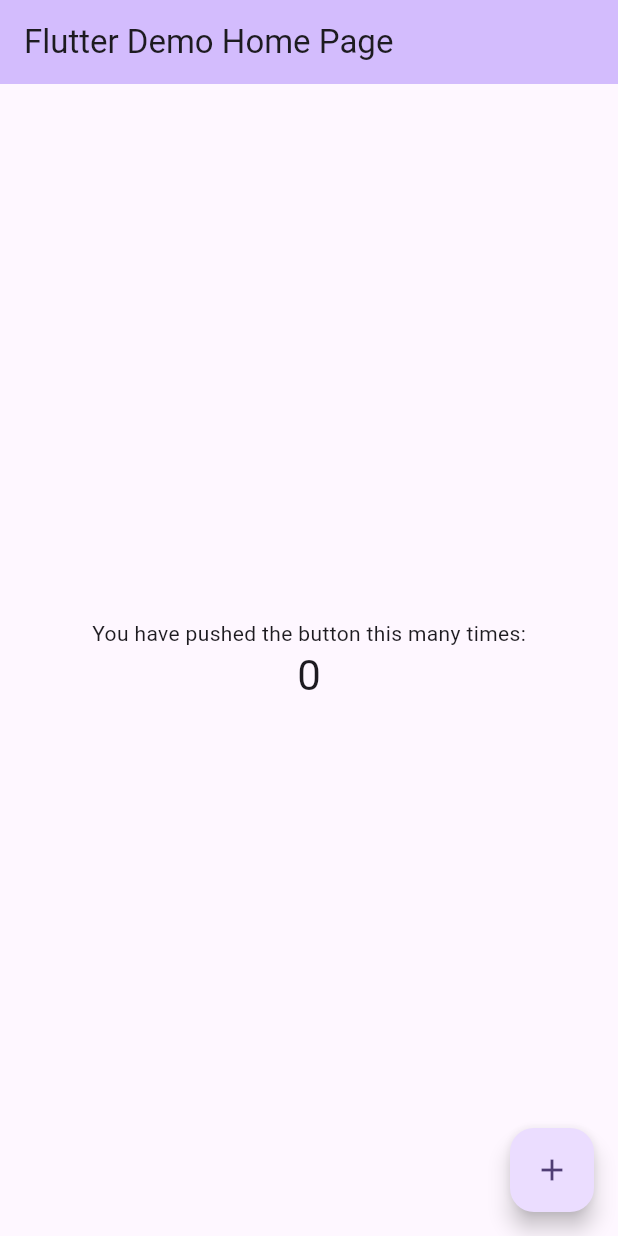
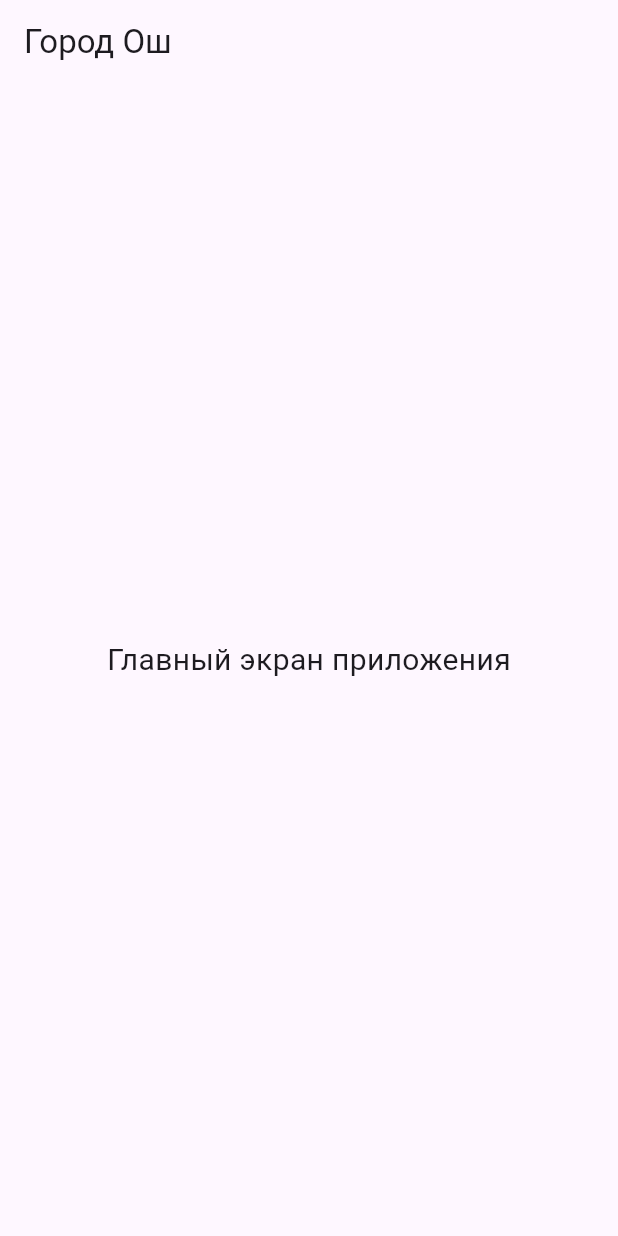
Before and after one commit to beknazaarr/gorod_osh, a Flutter app: the screen it shows after launch, on a phone screen of 412 x 824 dp. Run offline on Flutter 3.47's test engine with Material 3 defaults, Android fonts, the phone set to English and light mode, and no system bars.

Commit message:
Добавление лого при открытии

```diff
--- a/frontend/gorod_osh/lib/main.dart
+++ b/frontend/gorod_osh/lib/main.dart
@@ -1,3 +1,4 @@
+import 'dart:async';
 import 'package:flutter/material.dart';
 
 void main() {
@@ -7,116 +8,64 @@ void main() {
 class MyApp extends StatelessWidget {
   const MyApp({super.key});
 
-  // This widget is the root of your application.
   @override
   Widget build(BuildContext context) {
-    return MaterialApp(
-      title: 'Flutter Demo',
-      theme: ThemeData(
-        // This is the theme of your application.
-        //
-        // TRY THIS: Try running your application with "flutter run". You'll see
-        // the application has a purple toolbar. Then, without quitting the app,
-        // try changing the seedColor in the colorScheme below to Colors.green
-        // and then invoke "hot reload" (save your changes or press the "hot
-        // reload" button in a Flutter-supported IDE, or press "r" if you used
-        // the command line to start the app).
-        //
-        // Notice that the counter didn't reset back to zero; the application
-        // state is not lost during the reload. To reset the state, use hot
-        // restart instead.
-        //
-        // This works for code too, not just values: Most code changes can be
-        // tested with just a hot reload.
-        colorScheme: .fromSeed(seedColor: Colors.deepPurple),
-      ),
-      home: const MyHomePage(title: 'Flutter Demo Home Page'),
+    return const MaterialApp(
+      debugShowCheckedModeBanner: false,
+      home: SplashScreen(),
     );
   }
 }
 
-class MyHomePage extends StatefulWidget {
-  const MyHomePage({super.key, required this.title});
-
-  // This widget is the home page of your application. It is stateful, meaning
-  // that it has a State object (defined below) that contains fields that affect
-  // how it looks.
-
-  // This class is the configuration for the state. It holds the values (in this
-  // case the title) provided by the parent (in this case the App widget) and
-  // used by the build method of the State. Fields in a Widget subclass are
-  // always marked "final".
-
-  final String title;
+class SplashScreen extends StatefulWidget {
+  const SplashScreen({super.key});
 
   @override
-  State<MyHomePage> createState() => _MyHomePageState();
+  State<SplashScreen> createState() => _SplashScreenState();
 }
 
-class _MyHomePageState extends State<MyHomePage> {
-  int _counter = 0;
+class _SplashScreenState extends State<SplashScreen> {
+  @override
+  void initState() {
+    super.initState();
 
-  void _incrementCounter() {
-    setState(() {
-      // This call to setState tells the Flutter framework that something has
-      // changed in this State, which causes it to rerun the build method below
-      // so that the display can reflect the updated values. If we changed
-      // _counter without calling setState(), then the build method would not be
-      // called again, and so nothing would appear to happen.
-      _counter++;
+    Timer(const Duration(seconds: 3), () {
+      Navigator.pushReplacement(
+        context,
+        MaterialPageRoute(builder: (_) => const HomeScreen()),
+      );
     });
   }
 
   @override
   Widget build(BuildContext context) {
-    // This method is rerun every time setState is called, for instance as done
-    // by the _incrementCounter method above.
-    //
-    // The Flutter framework has been optimized to make rerunning build methods
-    // fast, so that you can just rebuild anything that needs updating rather
-    // than having to individually change instances of widgets.
     return Scaffold(
-      appBar: AppBar(
-        // TRY THIS: Try changing the color here to a specific color (to
-        // Colors.amber, perhaps?) and trigger a hot reload to see the AppBar
-        // change color while the other colors stay the same.
-        backgroundColor: Theme.of(context).colorScheme.inversePrimary,
-        // Here we take the value from the MyHomePage object that was created by
-        // the App.build method, and use it to set our appbar title.
-        title: Text(widget.title),
-      ),
+      backgroundColor: const Color(0xFF0D2F5B),
       body: Center(
-        // Center is a layout widget. It takes a single child and positions it
-        // in the middle of the parent.
-        child: Column(
-          // Column is also a layout widget. It takes a list of children and
-          // arranges them vertically. By default, it sizes itself to fit its
-          // children horizontally, and tries to be as tall as its parent.
-          //
-          // Column has various properties to control how it sizes itself and
-          // how it positions its children. Here we use mainAxisAlignment to
-          // center the children vertically; the main axis here is the vertical
-          // axis because Columns are vertical (the cross axis would be
-          // horizontal).
-          //
-          // TRY THIS: Invoke "debug painting" (choose the "Toggle Debug Paint"
-          // action in the IDE, or press "p" in the console), to see the
-          // wireframe for each widget.
-          mainAxisAlignment: .center,
-          children: [
-            const Text('You have pushed the button this many times:'),
-            Text(
-              '$_counter',
-              style: Theme.of(context).textTheme.headlineMedium,
-            ),
-          ],
+        child: Image.asset(
+          'assets/images/logo.png',
+          width: 150,
         ),
-      ),
-      floatingActionButton: FloatingActionButton(
-        onPressed: _incrementCounter,
-        tooltip: 'Increment',
-        child: const Icon(Icons.add),
       ),
     );
   }
 }
+
+class HomeScreen extends StatelessWidget {
+  const HomeScreen({super.key});
+
+  @override
+  Widget build(BuildContext context) {
+    return Scaffold(
+      appBar: AppBar(
+        title: const Text('Город Ош'),
+      ),
+      body: const Center(
+        child: Text(
+          'Главный экран приложения',
+          style: TextStyle(fontSize: 20),
+        ),
+      ),
+    );
+  }
+}
```
Also changed, not shown: frontend/gorod_osh/pubspec.yaml (+4 -69 lines), frontend/gorod_osh/assets/images/logo.png (added).
